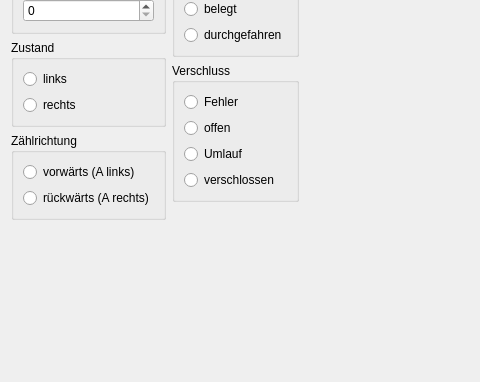
This is widget-study/switchstudy.ui in stmork/mrw-track-control-ng as Qt 5 draws it before an edit; both pictures show x 0 to 480 and y 119 to 501 of the 949 by 501 pixel window. The edited form follows.
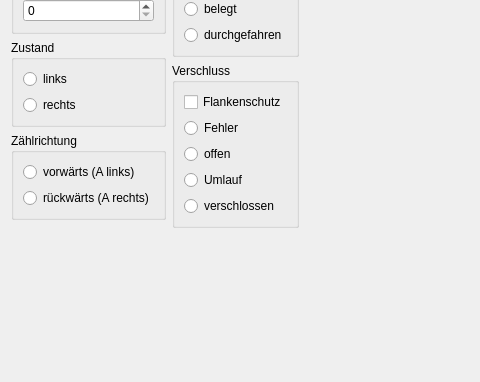
This is the edited form. Custom widgets are drawn as their Qt base class.

Commit message: Implemented user interface for indicating flank protection.

```diff
--- a/widget-study/switchstudy.ui
+++ b/widget-study/switchstudy.ui
@@ -166,6 +166,13 @@
         <string>Verschluss</string>
        </property>
        <layout class="QVBoxLayout" name="verticalLayout_6">
+        <item>
+         <widget class="QCheckBox" name="flankProtection">
+          <property name="text">
+           <string>Flankenschutz</string>
+          </property>
+         </widget>
+        </item>
         <item>
          <widget class="QRadioButton" name="errorButton">
           <property name="text">
```
The commit also changes 19 other files.
